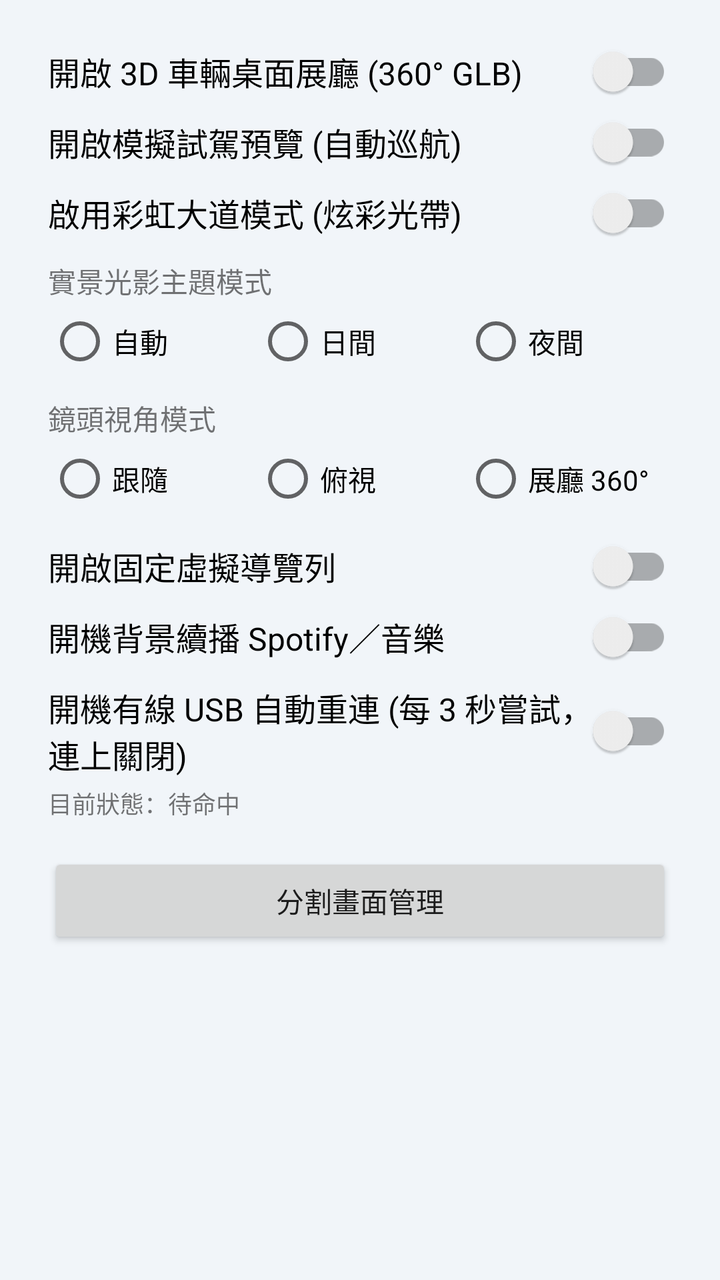
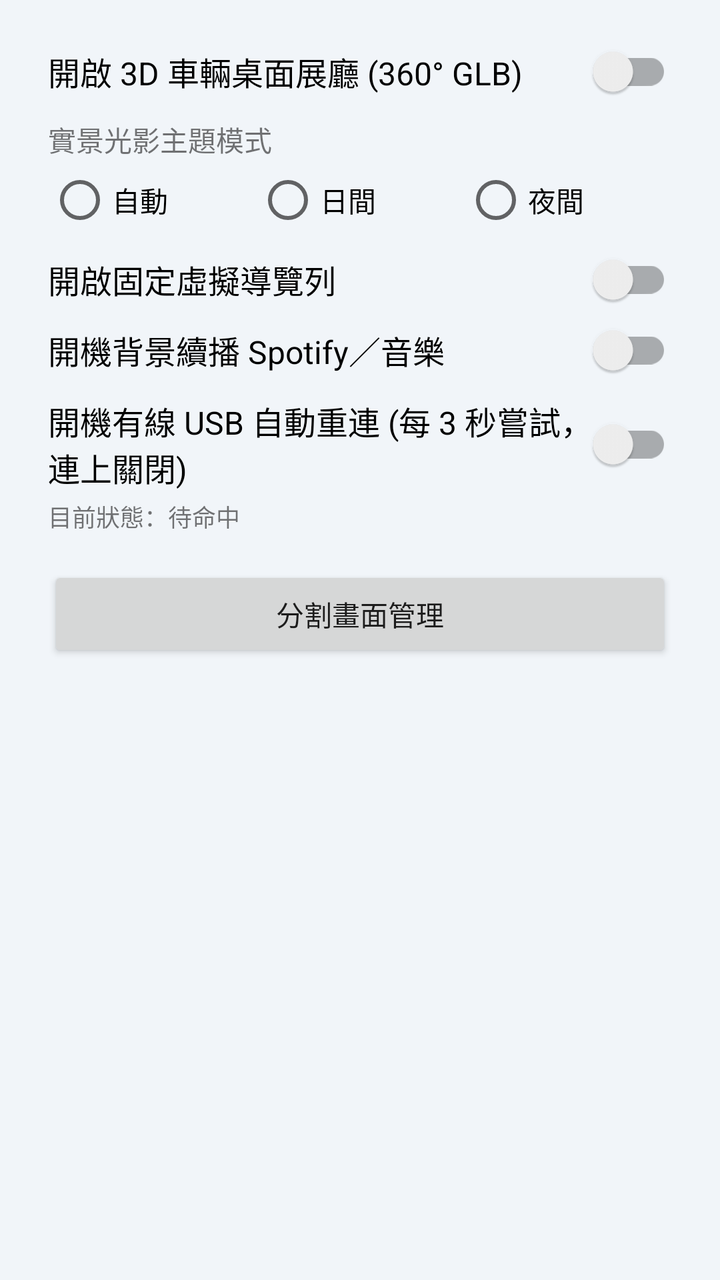

Screens rendered from an Android XML layout before and after an edit, with the pre-edit source and the edit as a unified diff.
<!-- AndroidManifest.xml: application theme Theme.Launcher -->
<!-- res/layout/dialog_system.xml -->
<?xml version="1.0" encoding="utf-8"?>
<LinearLayout xmlns:android="http://schemas.android.com/apk/res/android"
    android:layout_width="match_parent"
    android:layout_height="wrap_content"
    android:orientation="vertical"
    android:padding="24dp">

    <androidx.appcompat.widget.SwitchCompat
        android:id="@+id/swCar3D"
        android:layout_width="match_parent"
        android:layout_height="wrap_content"
        android:text="開啟 3D 車輛桌面展廳 (360° GLB)"
        android:textSize="16sp"
        android:paddingBottom="12dp"/>

    <androidx.appcompat.widget.SwitchCompat
        android:id="@+id/swDemoDrive"
        android:layout_width="match_parent"
        android:layout_height="wrap_content"
        android:text="開啟模擬試駕預覽 (自動巡航)"
        android:textSize="16sp"
        android:paddingBottom="12dp"/>

    <androidx.appcompat.widget.SwitchCompat
        android:id="@+id/swRainbowRoad"
        android:layout_width="match_parent"
        android:layout_height="wrap_content"
        android:text="啟用彩虹大道模式 (炫彩光帶)"
        android:textSize="16sp"
        android:paddingBottom="12dp"/>

    <TextView
        android:layout_width="match_parent"
        android:layout_height="wrap_content"
        android:text="實景光影主題模式"
        android:textSize="14sp"
        android:paddingBottom="4dp"/>

    <RadioGroup
        android:id="@+id/rgThemeMode"
        android:layout_width="match_parent"
        android:layout_height="wrap_content"
        android:orientation="horizontal"
        android:paddingBottom="12dp">
        <RadioButton
            android:id="@+id/rbThemeAuto"
            android:layout_width="0dp"
            android:layout_height="wrap_content"
            android:layout_weight="1"
            android:text="自動"/>
        <RadioButton
            android:id="@+id/rbThemeDay"
            android:layout_width="0dp"
            android:layout_height="wrap_content"
            android:layout_weight="1"
            android:text="日間"/>
        <RadioButton
            android:id="@+id/rbThemeNight"
            android:layout_width="0dp"
            android:layout_height="wrap_content"
            android:layout_weight="1"
            android:text="夜間"/>
    </RadioGroup>

    <TextView
        android:layout_width="match_parent"
        android:layout_height="wrap_content"
        android:text="鏡頭視角模式"
        android:textSize="14sp"
        android:paddingBottom="4dp"/>

    <RadioGroup
        android:id="@+id/rgCameraMode"
        android:layout_width="match_parent"
        android:layout_height="wrap_content"
        android:orientation="horizontal"
        android:paddingBottom="16dp">
        <RadioButton
            android:id="@+id/rbCamFollow"
            android:layout_width="0dp"
            android:layout_height="wrap_content"
            android:layout_weight="1"
            android:text="跟隨"/>
        <RadioButton
            android:id="@+id/rbCamTop"
            android:layout_width="0dp"
            android:layout_height="wrap_content"
            android:layout_weight="1"
            android:text="俯視"/>
        <RadioButton
            android:id="@+id/rbCamShowroom"
            android:layout_width="0dp"
            android:layout_height="wrap_content"
            android:layout_weight="1"
            android:text="展廳 360°"/>
    </RadioGroup>

    <androidx.appcompat.widget.SwitchCompat
        android:id="@+id/swNavBar"
        android:layout_width="match_parent"
        android:layout_height="wrap_content"
        android:text="開啟固定虛擬導覽列"
        android:textSize="16sp"
        android:paddingBottom="12dp"/>

    <androidx.appcompat.widget.SwitchCompat
        android:id="@+id/swAutoResumeSpotify"
        android:layout_width="match_parent"
        android:layout_height="wrap_content"
        android:text="開機背景續播 Spotify／音樂"
        android:textSize="16sp"
        android:paddingBottom="12dp"/>

    <androidx.appcompat.widget.SwitchCompat
        android:id="@+id/swAutoUsbReconnect"
        android:layout_width="match_parent"
        android:layout_height="wrap_content"
        android:text="開機有線 USB 自動重連 (每 3 秒嘗試，連上關閉)"
        android:textSize="16sp"
        android:paddingBottom="4dp"/>

    <TextView
        android:id="@+id/tvUsbStatus"
        android:layout_width="match_parent"
        android:layout_height="wrap_content"
        android:text="目前狀態：待命中"
        android:textSize="12sp"
        android:paddingBottom="16dp"/>

    <Button
        android:id="@+id/btnSplitManager"
        android:layout_width="match_parent"
        android:layout_height="wrap_content"
        android:text="分割畫面管理"/>

</LinearLayout>
<!-- resources referenced by this layout -->
<resources>
  <style name="Theme.Launcher" parent="Theme.AppCompat.DayNight.NoActionBar">
          <item name="android:windowBackground">@color/bg</item>
          <item name="android:statusBarColor">@color/bg</item>
          <item name="android:navigationBarColor">@color/bg</item>
          <item name="colorAccent">@color/accent</item>
      </style>
  <color name="bg">#F1F5F9</color>
  <color name="accent">#059669</color>
</resources>

<!-- the commit's change to res/layout/dialog_system.xml (unified diff, before → after) -->
@@ -10,22 +10,6 @@
         android:layout_width="match_parent"
         android:layout_height="wrap_content"
         android:text="開啟 3D 車輛桌面展廳 (360° GLB)"
-        android:textSize="16sp"
-        android:paddingBottom="12dp"/>
-
-    <androidx.appcompat.widget.SwitchCompat
-        android:id="@+id/swDemoDrive"
-        android:layout_width="match_parent"
-        android:layout_height="wrap_content"
-        android:text="開啟模擬試駕預覽 (自動巡航)"
-        android:textSize="16sp"
-        android:paddingBottom="12dp"/>
-
-    <androidx.appcompat.widget.SwitchCompat
-        android:id="@+id/swRainbowRoad"
-        android:layout_width="match_parent"
-        android:layout_height="wrap_content"
-        android:text="啟用彩虹大道模式 (炫彩光帶)"
         android:textSize="16sp"
         android:paddingBottom="12dp"/>
 
@@ -60,39 +44,6 @@
             android:layout_height="wrap_content"
             android:layout_weight="1"
             android:text="夜間"/>
-    </RadioGroup>
-
-    <TextView
-        android:layout_width="match_parent"
-        android:layout_height="wrap_content"
-        android:text="鏡頭視角模式"
-        android:textSize="14sp"
-        android:paddingBottom="4dp"/>
-
-    <RadioGroup
-        android:id="@+id/rgCameraMode"
-        android:layout_width="match_parent"
-        android:layout_height="wrap_content"
-        android:orientation="horizontal"
-        android:paddingBottom="16dp">
-        <RadioButton
-            android:id="@+id/rbCamFollow"
-            android:layout_width="0dp"
-            android:layout_height="wrap_content"
-            android:layout_weight="1"
-            android:text="跟隨"/>
-        <RadioButton
-            android:id="@+id/rbCamTop"
-            android:layout_width="0dp"
-            android:layout_height="wrap_content"
-            android:layout_weight="1"
-            android:text="俯視"/>
-        <RadioButton
-            android:id="@+id/rbCamShowroom"
-            android:layout_width="0dp"
-            android:layout_height="wrap_content"
-            android:layout_weight="1"
-            android:text="展廳 360°"/>
     </RadioGroup>
 
     <androidx.appcompat.widget.SwitchCompat
